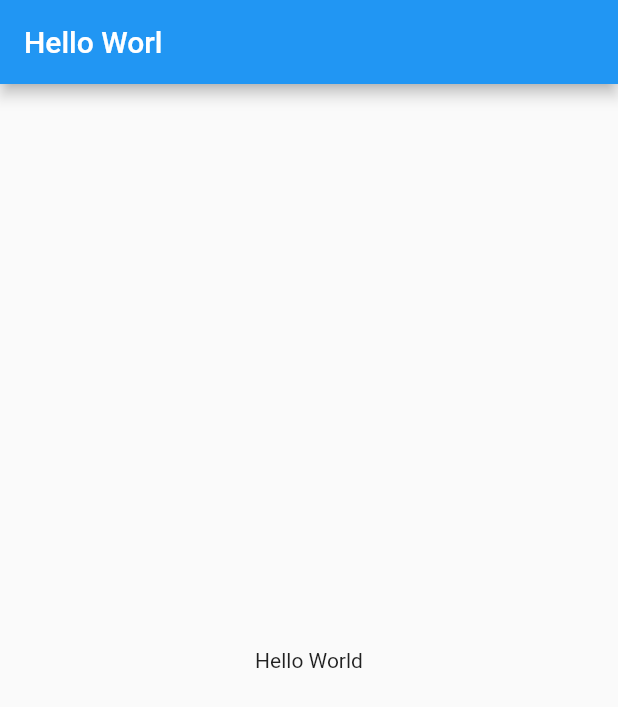
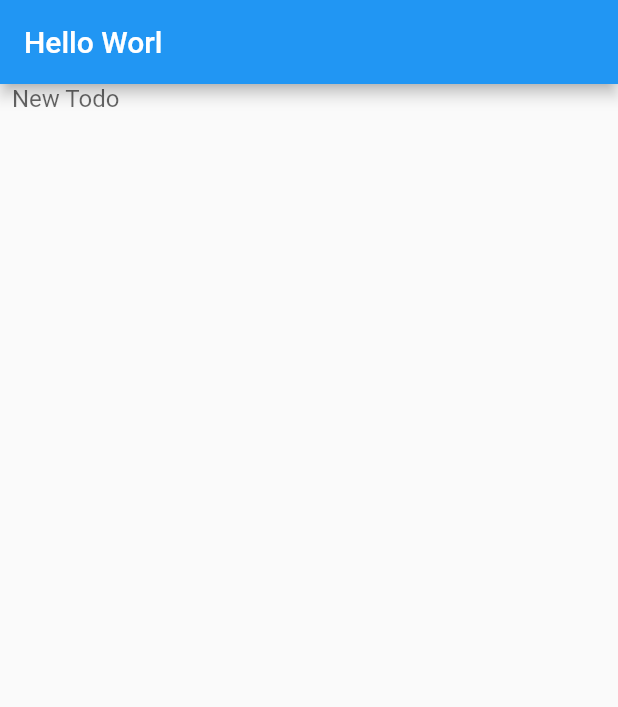
Before and after one commit to batusai513/hello_world_flutter, a Flutter app: the screen it shows after launch, on a phone screen of 412 x 824 dp. Shown: the top 707 px of the screen. Run offline on Flutter 3.47's test engine with Material 2 defaults, Android fonts, the phone set to English and light mode, and no system bars.

Commit message:
add input text

```diff
--- a/lib/main.dart
+++ b/lib/main.dart
@@ -15,12 +15,46 @@ class HelloWorld extends StatelessWidget {
           appBar: AppBar(
             title: Text('Hello Worl'),
           ),
-          body: Center(
-            child: Text('Hello World'),
-          ),
+          body: TodoApp(),
         ));
   }
 }
+
+
+class TodoApp extends StatefulWidget {
+  @override
+  State<StatefulWidget> createState() {
+      // TODO: implement createState
+      return _TodoApp();
+    }
+}
+
+class _TodoApp extends State<TodoApp> {
+  final TextEditingController _textController = TextEditingController();
+
+  _buildComposer() {
+    return new Container(
+      margin: EdgeInsets.symmetric(horizontal: 8.0),
+      child: TextField(
+        controller: _textController,
+        onSubmitted: _handleSubmitted,
+        decoration: InputDecoration.collapsed(
+          hintText: 'New Todo'
+        ),
+      ),
+    );
+  }
+
+  void _handleSubmitted(String text) {
+    _textController.clear();
+  }
+
+  @override
+  Widget build(BuildContext context) {
+    return _buildComposer();
+  }
+}
+
 
 // MaterialApp
 //  title:
```
